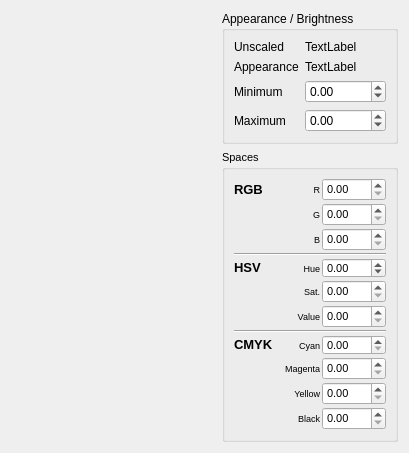
Qt form src/qt-frontend/widgets/TristimulusColorPicker/tristimuluscolorpicker.ui (phresnel/picogen) before a commit.
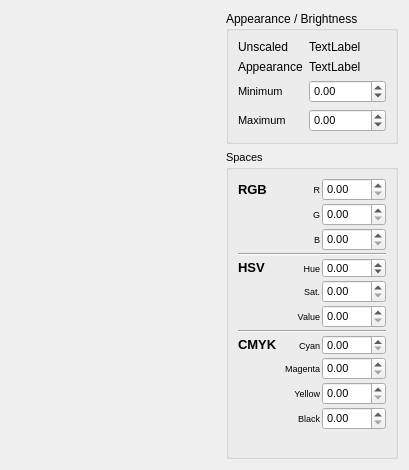
The same form after that commit. Custom widgets are drawn as their Qt base class.

```diff
--- a/src/qt-frontend/widgets/TristimulusColorPicker/tristimuluscolorpicker.ui
+++ b/src/qt-frontend/widgets/TristimulusColorPicker/tristimuluscolorpicker.ui
@@ -7,7 +7,7 @@
     <x>0</x>
     <y>0</y>
     <width>409</width>
-    <height>419</height>
+    <height>470</height>
    </rect>
   </property>
   <property name="windowTitle">
@@ -70,6 +70,11 @@
           </item>
           <item row="2" column="1">
            <widget class="QDoubleSpinBox" name="spinMin">
+            <property name="font">
+             <font>
+              <pointsize>8</pointsize>
+             </font>
+            </property>
             <property name="minimum">
              <double>-99999.000000000000000</double>
             </property>
@@ -80,6 +85,11 @@
           </item>
           <item row="3" column="1">
            <widget class="QDoubleSpinBox" name="spinMax">
+            <property name="font">
+             <font>
+              <pointsize>8</pointsize>
+             </font>
+            </property>
             <property name="minimum">
              <double>-99999.000000000000000</double>
             </property>
@@ -90,6 +100,11 @@
           </item>
           <item row="2" column="0">
            <widget class="QLabel" name="label_9">
+            <property name="font">
+             <font>
+              <pointsize>8</pointsize>
+             </font>
+            </property>
             <property name="text">
              <string>Minimum</string>
             </property>
@@ -97,6 +112,11 @@
           </item>
           <item row="3" column="0">
            <widget class="QLabel" name="label_10">
+            <property name="font">
+             <font>
+              <pointsize>8</pointsize>
+             </font>
+            </property>
             <property name="text">
              <string>Maximum</string>
             </property>
```
